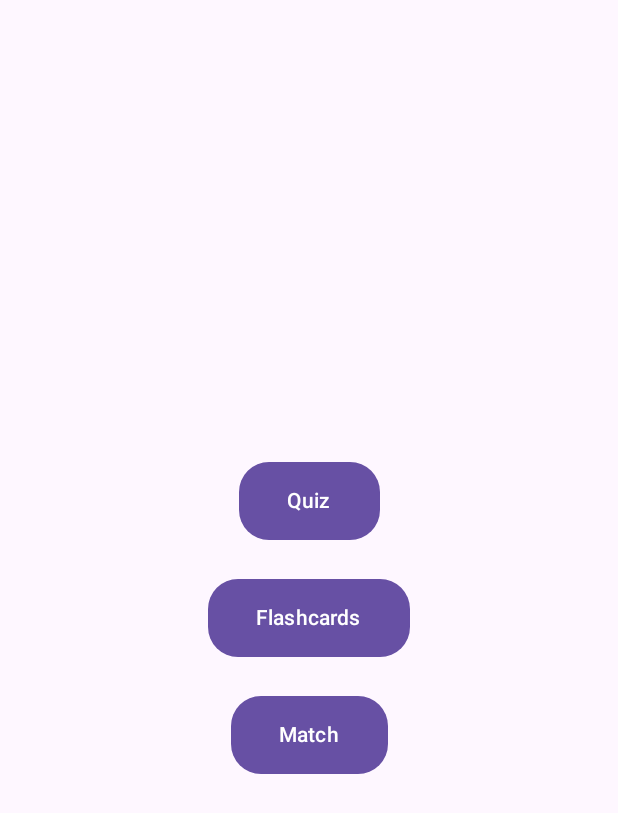
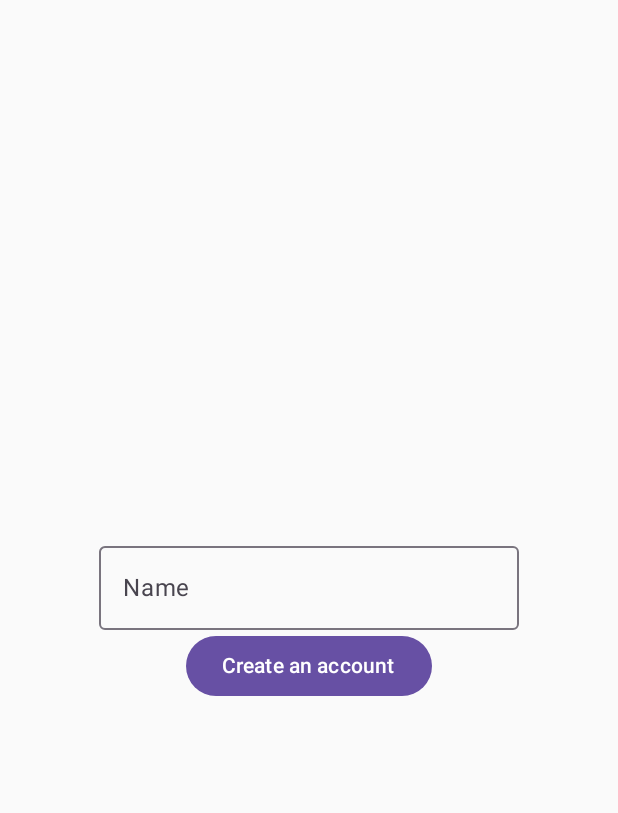
Before and after one commit to nicoxeye/ASL-Learning-App, an Android app built with Jetpack Compose: the screen it shows after launch (MainActivity before the commit, UserCreationActivity after it), on a phone screen of 412 x 824 dp. Shown: the top 813 px of the screen. Run offline under Robolectric (Android 15) with nearby library versions, the phone set to English and light mode, and no system bars; our stand-ins replace Room's generated code; 2 statements that could not run were skipped.

Commit message:
basic user database + create user activity
i gained a few gray hairs and a headache doing this but:
- database template and how to do other stuff like this, other data classes can be inserted intio the AppDatabase cclass
- user entity, dao, event, view model  (event handler),
- TO TEST: user creation activity connecting to database & viewmodel + a simple text field to check if creating users works (and it does! surprisingly..)
- the yt video i used to set this up is in user class feel free to watch it and see how to do other things this way
- a lot of todos <3

```diff
--- a/app/build.gradle.kts
+++ b/app/build.gradle.kts
@@ -4,6 +4,7 @@ plugins {
     alias(libs.plugins.kotlin.compose)
     id("kotlin-parcelize")
     id("kotlin-android")
+    id("kotlin-kapt")
 }
 
 android {
@@ -57,6 +58,9 @@ dependencies {
     implementation(libs.androidx.appcompat)
     implementation(libs.material)
     implementation(libs.androidx.activity)
+    implementation("androidx.room:room-runtime:2.8.4")
+    implementation("androidx.room:room-ktx:2.8.4")
+    kapt("androidx.room:room-compiler:2.8.4")
     testImplementation(libs.junit)
     androidTestImplementation(libs.androidx.junit)
     androidTestImplementation(libs.androidx.espresso.core)
--- /dev/null
+++ b/app/src/main/java/com/project/learnasl/UserCreationActivity.kt
@@ -0,0 +1,58 @@
+package com.project.learnasl
+
+import android.os.Bundle
+import androidx.activity.ComponentActivity
+import androidx.activity.compose.setContent
+import androidx.activity.enableEdgeToEdge
+import androidx.activity.viewModels
+import androidx.lifecycle.ViewModel
+import androidx.lifecycle.ViewModelProvider
+import androidx.room.Room
+import com.project.learnasl.database.AppDatabase
+import com.project.learnasl.database.UserViewModel
+import com.project.learnasl.ui.theme.LearnASLTheme
+import com.project.learnasl.userprofile.CreateUser
+
+class UserCreationActivity : ComponentActivity() {
+
+    // i feel this should probably be initialized somewhere else...
+    // or a whole other class JUST for this
+    // dunno <3
+    // TODO()
+    private val db by lazy {
+        Room.databaseBuilder(
+            applicationContext,
+            AppDatabase::class.java,
+            "users.db"
+        ).build()
+    }
+
+    private val viewModel by viewModels<UserViewModel> (
+        factoryProducer = {
+            object : ViewModelProvider.Factory {
+                override fun <T : ViewModel> create(modelClass: Class<T>): T {
+                    return UserViewModel(db.dao) as T
+                }
+            }
+        }
+    )
+
+    override fun onCreate(savedInstanceState: Bundle?) {
+        super.onCreate(savedInstanceState)
+        enableEdgeToEdge()
+        setContent {
+
+            LearnASLTheme {
+
+                // NOT optimal
+                // dependency injection better...
+                // TODO()
+
+                CreateUser(viewModel)
+
+
+            }
+
+        }
+    }
+}
--- a/app/src/main/java/com/project/learnasl/Welcomer.kt
+++ b/app/src/main/java/com/project/learnasl/Welcomer.kt
@@ -26,6 +26,7 @@ import androidx.compose.ui.graphics.Brush
 import androidx.compose.ui.res.painterResource
 import androidx.compose.ui.text.font.FontWeight
 import androidx.compose.ui.unit.sp
+import com.project.learnasl.utils.startUserCreationActivity
 import kotlinx.coroutines.delay
 
 class Welcomer : ComponentActivity() {
@@ -38,9 +39,14 @@ class Welcomer : ComponentActivity() {
             ){
                 GreetingScreen {
                     // the onTimeout() function
-                    val intent = Intent(this, MainActivity::class.java)
-                    startActivity(intent)
+
+                    //val intent = Intent(this, MainActivity::class.java)
+                    //startActivity(intent)
+
+                    // temp
+                    startUserCreationActivity(this);
                     finish()
+
                 }
             }
         }
--- /dev/null
+++ b/app/src/main/java/com/project/learnasl/userprofile/CreateUser.kt
@@ -0,0 +1,61 @@
+package com.project.learnasl.userprofile
+
+import androidx.compose.foundation.layout.Arrangement
+import androidx.compose.foundation.layout.Column
+import androidx.compose.foundation.layout.fillMaxSize
+import androidx.compose.material3.Button
+import androidx.compose.material3.OutlinedTextField
+import androidx.compose.material3.Text
+import androidx.compose.runtime.Composable
+import androidx.compose.runtime.MutableState
+import androidx.compose.runtime.mutableStateOf
+import androidx.compose.runtime.remember
+import androidx.compose.ui.Alignment
+import androidx.compose.ui.Modifier
+import com.project.learnasl.database.User
+import com.project.learnasl.database.UserEvent
+import com.project.learnasl.database.UserViewModel
+
+
+@Composable
+fun CreateUser(viewModel: UserViewModel) {
+
+    val nameInput = remember { mutableStateOf("") }
+
+    Column(
+        modifier = Modifier.fillMaxSize(),
+        verticalArrangement = Arrangement.Center,
+        horizontalAlignment = Alignment.CenterHorizontally
+    ) {
+        Name(nameInput)
+
+        Button(onClick = {
+            val user = User(name = nameInput.value)
+            viewModel.onEvent(UserEvent.SaveUser(user))
+
+            //TODO()
+            // if a user already created / exists with the same name then skip this???
+            // or make it somehow only show up once in the app idkkaksokosdaklsdwidosakldlwd
+        }) {
+            Text("Create an account")
+        }
+
+    }
+}
+
+@Composable
+fun Name(nameInput: MutableState<String> = mutableStateOf("")) {
+
+    OutlinedTextField(
+        value = nameInput.value,
+        onValueChange = {
+            // limit for the name to be only 10 characters cause yeah
+            if (it.length <= 10) {
+                nameInput.value = it
+            }
+        },
+        label = { Text("Name") },
+        placeholder = { Text("Tell us your name") },
+    )
+
+}
--- a/app/src/main/java/com/project/learnasl/utils/StartActivityHelper.kt
+++ b/app/src/main/java/com/project/learnasl/utils/StartActivityHelper.kt
@@ -5,6 +5,7 @@ import android.content.Intent
 import com.project.learnasl.FlashcardsActivity
 import com.project.learnasl.MatchActivity
 import com.project.learnasl.QuizActivity
+import com.project.learnasl.UserCreationActivity
 
 fun startQuizActivity(context: Context) {
     context.startActivity(Intent(context, QuizActivity::class.java))
@@ -17,3 +18,7 @@ fun startFlashcardsActivity(context: Context) {
 fun startMatchActivity(context: Context) {
     context.startActivity(Intent(context, MatchActivity::class.java))
 }
+
+fun startUserCreationActivity(context: Context) {
+    context.startActivity(Intent(context, UserCreationActivity::class.java))
+}
--- a/app/src/main/res/values/strings.xml
+++ b/app/src/main/res/values/strings.xml
@@ -4,4 +4,6 @@
     <string name="title_activity_flashcards">FlashcardsActivity</string>
     <string name="title_activity_quiz">QuizActivity</string>
     <string name="title_activity_welcomer">Welcomer</string>
+    <string name="title_activity_user_creation">UserCreationActivity</string>
+    <string name="title_activity_create_user">CreateUser</string>
 </resources>
--- a/gradle/libs.versions.toml
+++ b/gradle/libs.versions.toml
@@ -13,6 +13,8 @@ uiTextGoogleFonts = "1.9.4"
 appcompat = "1.7.1"
 material = "1.13.0"
 activity = "1.11.0"
+roomCommonJvm = "2.8.4"
+roomKtx = "2.8.4"
 
 [libraries]
 androidx-core-ktx = { group = "androidx.core", name = "core-ktx", version.ref = "coreKtx" }
@@ -34,6 +36,8 @@ androidx-compose-ui-text-google-fonts = { group = "androidx.compose.ui", name =
 androidx-appcompat = { group = "androidx.appcompat", name = "appcompat", version.ref = "appcompat" }
 material = { group = "com.google.android.material", name = "material", version.ref = "material" }
 androidx-activity = { group = "androidx.activity", name = "activity", version.ref = "activity" }
+androidx-room-common-jvm = { group = "androidx.room", name = "room-common-jvm", version.ref = "roomCommonJvm" }
+androidx-room-ktx = { group = "androidx.room", name = "room-ktx", version.ref = "roomKtx" }
 
 [plugins]
 android-application = { id = "com.android.application", version.ref = "agp" }
```
Also changed, not shown: app/src/main/AndroidManifest.xml (+11 -0 lines), app/src/main/java/com/project/learnasl/database/AppDatabase.kt (added, +12 -0 lines), app/src/main/java/com/project/learnasl/database/UserDao.kt (added, +19 -0 lines), app/src/main/java/com/project/learnasl/database/UserEvent.kt (added, +9 -0 lines), app/src/main/java/com/project/learnasl/database/UserViewModel.kt (added, +27 -0 lines).
